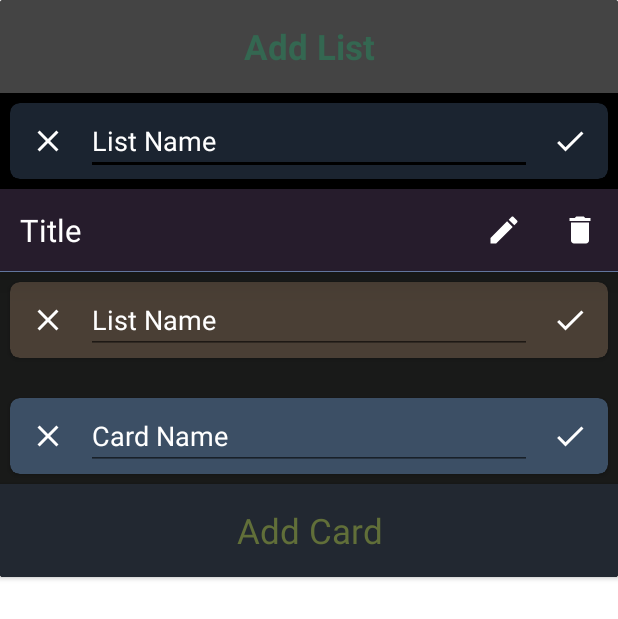
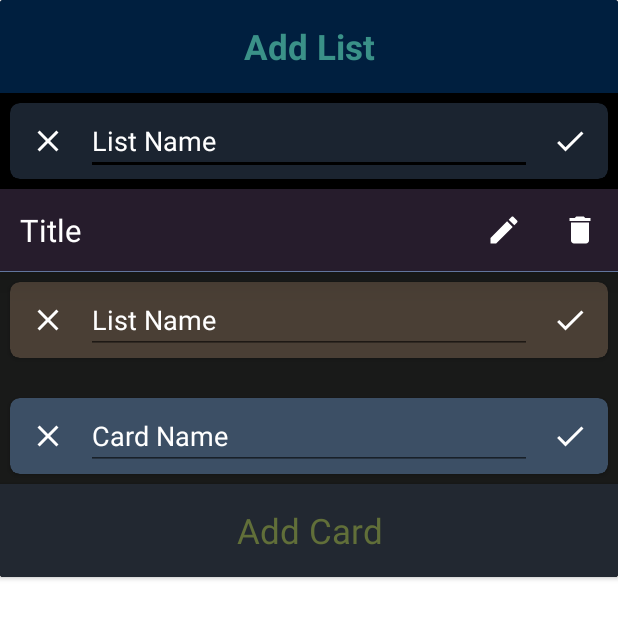
Before and after one commit to aryan68125/Project-Management-Tools, an Android app: the layout item_task.xml on its own in the app's theme, with its tools: preview values and no code run, on a phone screen of 412 x 824 dp. Shown: the top 619 px of the screen. Run offline under Robolectric (Android 15) with nearby library versions, the phone set to English and light mode, and no system bars.

Commit message:
added TaskListItemsAdapter and prepared the taskList recyclerView

```diff
--- a/app/src/main/res/layout/item_task.xml
+++ b/app/src/main/res/layout/item_task.xml
@@ -12,6 +12,7 @@
     android:backgroundTint="#000000">
 
     <LinearLayout
+        android:id="@+id/linear_layout_item_task"
         android:layout_width="match_parent"
         android:layout_height="wrap_content"
         android:orientation="vertical">
@@ -20,12 +21,12 @@
             android:id="@+id/tv_add_task_list"
             android:layout_width="match_parent"
             android:layout_height="wrap_content"
-            android:background="#444444"
+            android:background="#001F3F"
             android:foreground="?attr/selectableItemBackground"
             android:gravity="center"
             android:padding="@dimen/_12sdp"
             android:text="@string/action_add_list"
-            android:textColor="#346751"
+            android:textColor="#3A9188"
             android:textStyle="bold"
             android:textSize="@dimen/_18sdp"
             android:visibility="gone"
```
Also changed, not shown: app/src/main/java/com/example/projectmanagementtool/activity/TaskListActivity.kt (+14 -1 lines), app/src/main/java/com/example/projectmanagementtool/adapters/TaskListItemsAdapter.kt (+7 -9 lines).
